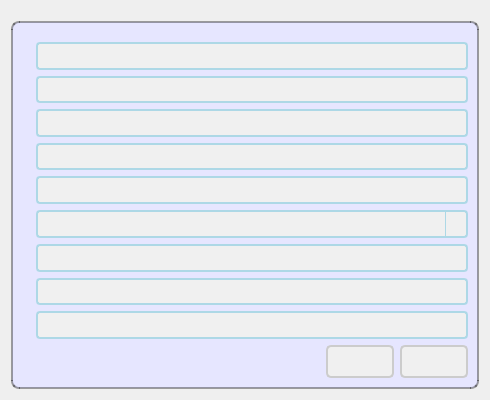
Old version of the form meter/report.ui in the repository cagavriloaie/WFlowLab.
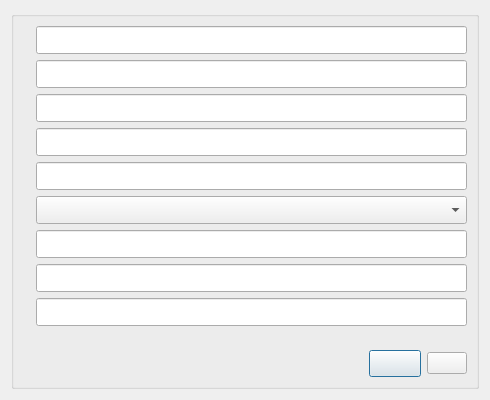
New version of the form. Icons and pictures are not drawn.

What changed in the file:
```diff
--- a/meter/report.ui
+++ b/meter/report.ui
@@ -16,12 +16,6 @@
     <height>400</height>
    </size>
   </property>
-  <property name="maximumSize">
-   <size>
-    <width>490</width>
-    <height>400</height>
-   </size>
-  </property>
   <property name="windowTitle">
    <string/>
   </property>
@@ -29,172 +23,6 @@
    <iconset>
     <normaloff>WStreamLab.ico</normaloff>WStreamLab.ico</iconset>
   </property>
-  <property name="styleSheet">
-   <string notr="true">/* Common styles */
-* {
-    font-family: Verdana, Arial, sans-serif; /* Fallback to Arial or generic sans-serif if Verdana is not available */
-    font-size: 12pt; /* Base font size */
-}
-
-/* QPushButton */
-QPushButton {
-    padding: 5px 10px;
-    border: 2px solid #ccc; /* Light gray border */
-    background-color: #f0f0f0; /* Light gray background */
-    border-radius: 5px; /* Rounded corners */
-}
-
-QPushButton:hover {
-    background-color: #d7d9d7; /* Light gray background on hover */
-    border: 2px solid #aaa; /* Darker gray border on hover */
-}
-
-/* QComboBox */
-QComboBox {
-    border: 2px solid #ADD8E6; /* Light blue border */
-    border-radius: 4px; /* Rounded corners */
-    padding: 2px;
-    min-height: 20px; /* Adjust the minimum height */
-    background-color: #f0f0f0; /* Light gray background */
-}
-
-QComboBox QAbstractItemView {
-    border: 2px solid #ADD8E6; /* Light blue border for the dropdown */
-}
-
-QComboBox::drop-down {
-    subcontrol-origin: padding;
-    subcontrol-position: top right;
-    width: 20px; /* Adjust width as needed */
-    border-left: 1px solid #ADD8E6; /* Light blue border for the drop-down button */
-}
-
-QComboBox::down-arrow {
-    width: 0;
-    height: 0;
-}
-
-QComboBox::down-arrow:disabled {
-    image: url(circle.png); /* Replace with your own circle image */
-    width: 16px; /* Adjust width of circle */
-    height: 16px; /* Adjust height of circle */
-}
-
-/* QLineEdit */
-QLineEdit {
-    border: 2px solid #ADD8E6; /* Light blue border */
-    border-radius: 4px; /* Rounded corners */
-    height: 28px; /* Adjusted height */
-    padding: 2px; /* Adjust padding if needed */
-    background-color: #f0f0f0; /* Light gray background */
-}
-
-/* QGroupBox */
-QGroupBox {
-    border: 2px solid black;
-    border-color: rgba(0, 0, 0, 0.36); /* Black with transparency */
-    background-color: #E6E6FF; /* Light purple background */
-    font-family: Verdana, Arial, sans-serif; /* Use Verdana for group box */
-    font-size: 12pt; /* Font size */
-    margin-top: 10px;
-    border-radius: 8px; /* Rounded corners */
-    padding-top: 10px; /* Padding for the top of the group box */
-}
-
-QGroupBox::title {
-    subcontrol-origin: margin;
-    left: 7px;
-    padding: 5px; /* Adjusted padding for better appearance */
-}
-
-/* QRadioButton */
-QRadioButton {
-    spacing: 5px;
-}
-
-QRadioButton::indicator {
-    width: 15px;
-    height: 15px;
-    border-radius: 7px; /* Half of width and height to make it a circle */
-    border: 1px solid #ADD8E6; /* Light blue border */
-    background-color: #f0f0f0; /* Light gray background */
-}
-
-QRadioButton::indicator:checked {
-    background-color: #ADD8E6; /* Light blue background when checked */
-    border: 1px solid #0078D7; /* Darker blue border when checked */
-}
-
-QRadioButton::indicator:unchecked:hover {
-    background-color: #e0e0e0; /* Slightly darker light gray background on hover when unchecked */
-}
-
-/* Menu Bar */
-QMenuBar {
-    background-color: #f0f0f0; /* Light gray background */
-    border: 1px solid #ccc; /* Light gray border */
-}
-
-/* Base Menu */
-QMenu {
-    background-color: #f0f0f0; /* Light gray background */
-    border: 1px solid #ccc; /* Light gray border */
-    padding: 4px; /* Adjust padding */
-    font-family: Verdana, Arial, sans-serif; /* Font family */
-    font-size: 12pt; /* Font size */
-}
-
-/* Menu Item */
-QMenu::item {
-    background-color: transparent; /* Transparent background */
-    padding: 4px 24px; /* Adjust padding */
-    font-family: Verdana, Arial, sans-serif; /* Font family */
-    font-size: 12pt; /* Font size */
-}
-
-QMenu::item:selected {
-    background-color: #d7d9d7; /* Light gray background when selected */
-}
-
-/* Disabled Menu Item */
-QMenu::item:disabled {
-    color: #999; /* Gray color for disabled items */
-}
-
-/* Separator */
-QMenu::separator {
-    height: 1px;
-    background-color: #ccc; /* Light gray separator */
-    margin: 4px 0; /* Adjust margin */
-}
-
-/* Action */
-QMenuBar::item,
-QMenu::item {
-    background: transparent;
-    padding: 4px 10px;
-    font-family: Verdana, Arial, sans-serif;
-    font-size: 12pt;
-    color: black;
-}
-
-QMenuBar::item:selected,
-QMenu::item:selected {
-    background: #f0f0f0;
-    color: black;
-    border-radius: 4px;
-}
-
-QMenuBar::item:pressed,
-QMenu::item:pressed {
-    background-color: #d7d9d7;
-    border-radius: 4px;
-    color: black;
-}
-
-
-</string>
-  </property>
   <layout class="QGridLayout" name="gridLayout_3">
    <item row="0" column="0">
     <widget class="QGroupBox" name="grBoxBuletin">
@@ -225,7 +53,7 @@
             <property name="minimumSize">
              <size>
               <width>0</width>
-              <height>24</height>
+              <height>28</height>
              </size>
             </property>
             <property name="font">
@@ -240,8 +68,8 @@
            <widget class="QLineEdit" name="leBeneficiar">
             <property name="minimumSize">
              <size>
-              <width>23</width>
-              <height>24</height>
+              <width>0</width>
+              <height>28</height>
              </size>
             </property>
             <property name="font">
@@ -278,7 +106,7 @@
             <property name="minimumSize">
              <size>
               <width>0</width>
-              <height>24</height>
+              <height>28</height>
              </size>
             </property>
             <property name="font">
@@ -310,7 +138,7 @@
             <property name="minimumSize">
              <size>
               <width>0</width>
-              <height>24</height>
+              <height>28</height>
              </size>
             </property>
             <property name="font">
@@ -326,7 +154,7 @@
             <property name="minimumSize">
              <size>
               <width>0</width>
-              <height>24</height>
+              <height>28</height>
              </size>
             </property>
             <property name="font">
@@ -349,7 +177,7 @@
             <property name="minimumSize">
              <size>
               <width>0</width>
-              <height>24</height>
+              <height>28</height>
              </size>
             </property>
             <property name="font">
@@ -379,7 +207,7 @@
             <property name="minimumSize">
              <size>
               <width>0</width>
-              <height>24</height>
+              <height>28</height>
              </size>
             </property>
             <property name="font">
@@ -402,7 +230,7 @@
             <property name="minimumSize">
              <size>
               <width>0</width>
-              <height>24</height>
+              <height>28</height>
              </size>
             </property>
             <property name="font">
@@ -452,7 +280,10 @@
              </font>
             </property>
             <property name="focusPolicy">
-             <enum>Qt::NoFocus</enum>
+             <enum>Qt::StrongFocus</enum>
+            </property>
+            <property name="toolTip">
+             <string>Generează buletinul de verificare metrologică</string>
             </property>
             <property name="text">
              <string/>
@@ -462,11 +293,17 @@
           <item>
            <widget class="QPushButton" name="pbInchide">
             <property name="focusPolicy">
-             <enum>Qt::NoFocus</enum>
+             <enum>Qt::StrongFocus</enum>
+            </property>
+            <property name="toolTip">
+             <string>Închide fereastra (Esc)</string>
             </property>
             <property name="text">
              <string/>
             </property>
+            <property name="shortcut">
+             <string>Esc</string>
+            </property>
            </widget>
           </item>
          </layout>
```
Left out of the diff: 4 changed lines with no effect on the pictures.
